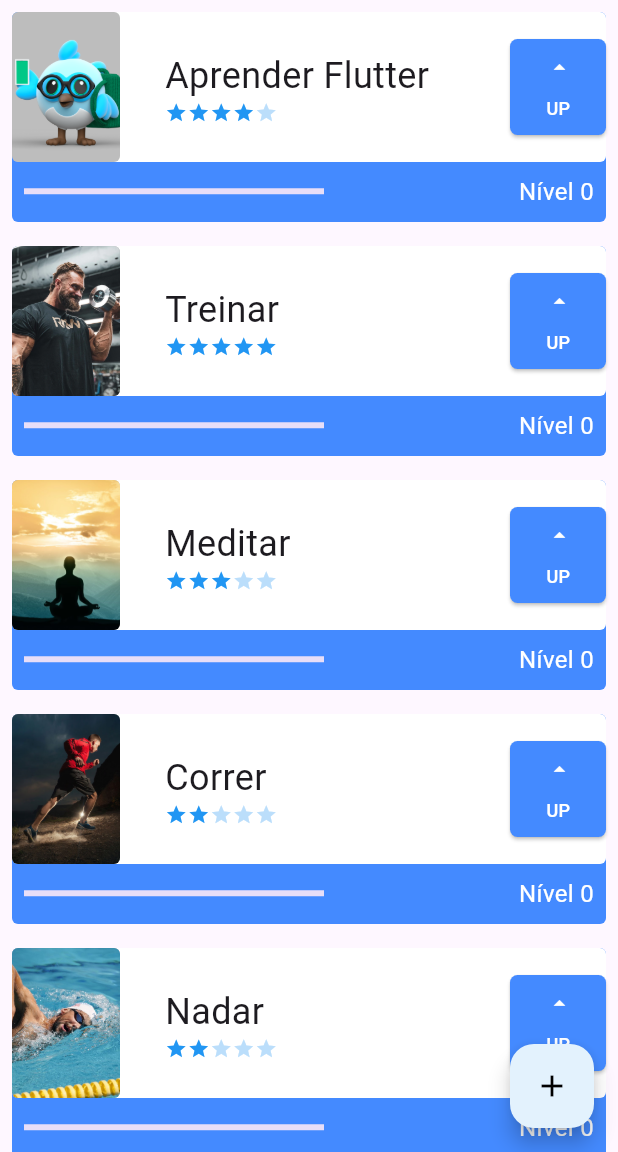
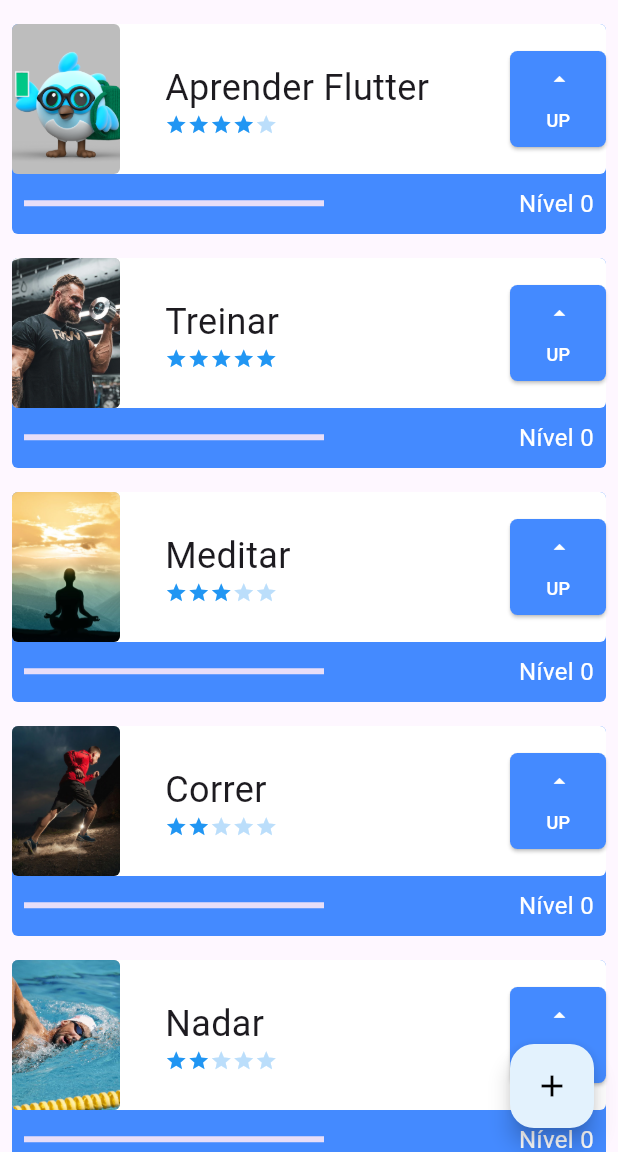
Before and after one commit to alanserafim/flutter_app_tasks, a Flutter app: the screen it shows after launch, on a phone screen of 412 x 824 dp, the part 84-1236 px from its top. Run offline on Flutter 3.47's test engine with Material 3 defaults, Android fonts, the phone set to English and light mode, and no system bars.

Commit message:
C2: Fixing Bugs -- Final

```diff
--- a/lib/components/task.dart
+++ b/lib/components/task.dart
@@ -6,23 +6,29 @@ class Task extends StatefulWidget {
   final String foto;
   final int dificuldade;
 
-  const Task({
+  Task({
     super.key,
     required this.nome,
     required this.foto,
     required this.dificuldade
   });
+  int nivel = 0;
+  int maestria = 1;
 
   @override
   State<Task> createState() => _TaskState();
 }
 
 class _TaskState extends State<Task> {
-  int nivel = 0;
-  int maestria = 1;
+  bool assetOrNetwork(){
+    if(widget.foto.contains("http")){
+      return false;
+    }
+    return true;
+  }
 
   Color getButtonColor() {
-    switch (maestria) {
+    switch (widget.maestria) {
       case 1:
         return Colors.blueAccent;
       case 2:
@@ -78,7 +84,10 @@ class _TaskState extends State<Task> {
                       height: 100,
                       child: ClipRRect(
                         borderRadius: BorderRadius.circular(4),
-                        child: Image.asset(
+                        child: assetOrNetwork() ? Image.asset(
+                          widget.foto,
+                          fit: BoxFit.cover,
+                        ) : Image.network(
                           widget.foto,
                           fit: BoxFit.cover,
                         ),
@@ -108,11 +117,11 @@ class _TaskState extends State<Task> {
                           style: style,
                           onPressed: (){
                             setState(() {
-                              if(maestria <= 5 && (nivel / widget.dificuldade) / 10 < 1) nivel++;
-                              if((nivel / widget.dificuldade) / 10 == 1) {
-                                if(maestria < 5){
-                                  nivel = 0;
-                                  maestria++;
+                              if(widget.maestria <= 5 && (widget.nivel / widget.dificuldade) / 10 < 1) widget.nivel++;
+                              if((widget.nivel / widget.dificuldade) / 10 == 1) {
+                                if(widget.maestria < 5){
+                                  widget.nivel = 0;
+                                  widget.maestria++;
                                 }
                               }
                             });
@@ -147,14 +156,14 @@ class _TaskState extends State<Task> {
                         width: 200,
                         child: LinearProgressIndicator(
                           color: Colors.white,
-                          value: (widget.dificuldade > 0) ? (nivel / widget.dificuldade ) / 10 : 1,
+                          value: (widget.dificuldade > 0) ? (widget.nivel / widget.dificuldade ) / 10 : 1,
                         )
                     ),
                   ),
                   Padding(
                     padding: const EdgeInsets.all(8.0),
                     child: Text(
-                      "Nível $nivel",
+                      "Nível ${widget.nivel}",
                       style: TextStyle(
                           color: Colors.white,
                           fontSize: 16
--- a/lib/data/task_inherited.dart
+++ b/lib/data/task_inherited.dart
@@ -4,8 +4,8 @@ import 'package:flutter_app_tasks/components/task.dart';
 class TaskInherited extends InheritedWidget {
   TaskInherited({
     super.key,
-    required Widget child
-  }) : super(child: child);
+    required super.child
+  });
 
   final List<Task> taskList = [
     Task(
--- a/lib/screens/initial_screen.dart
+++ b/lib/screens/initial_screen.dart
@@ -26,6 +26,7 @@ class _InitialScreenState extends State<InitialScreen> {
       ),
       body: ListView(
         scrollDirection: Axis.vertical,
+        padding: EdgeInsets.only(top: 8, bottom: 70),
         children: TaskInherited.of(context).taskList,
       ),
       floatingActionButton: FloatingActionButton(
```
Also changed, not shown: lib/screens/form_screen.dart (+36 -26 lines), 1 other file.
